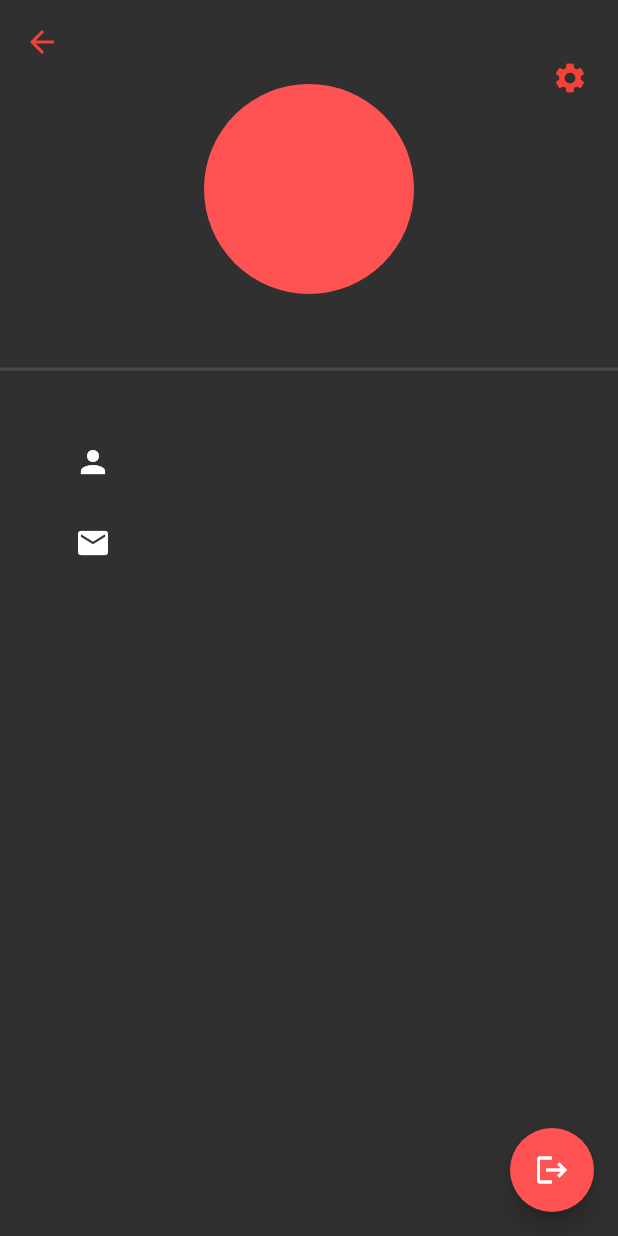
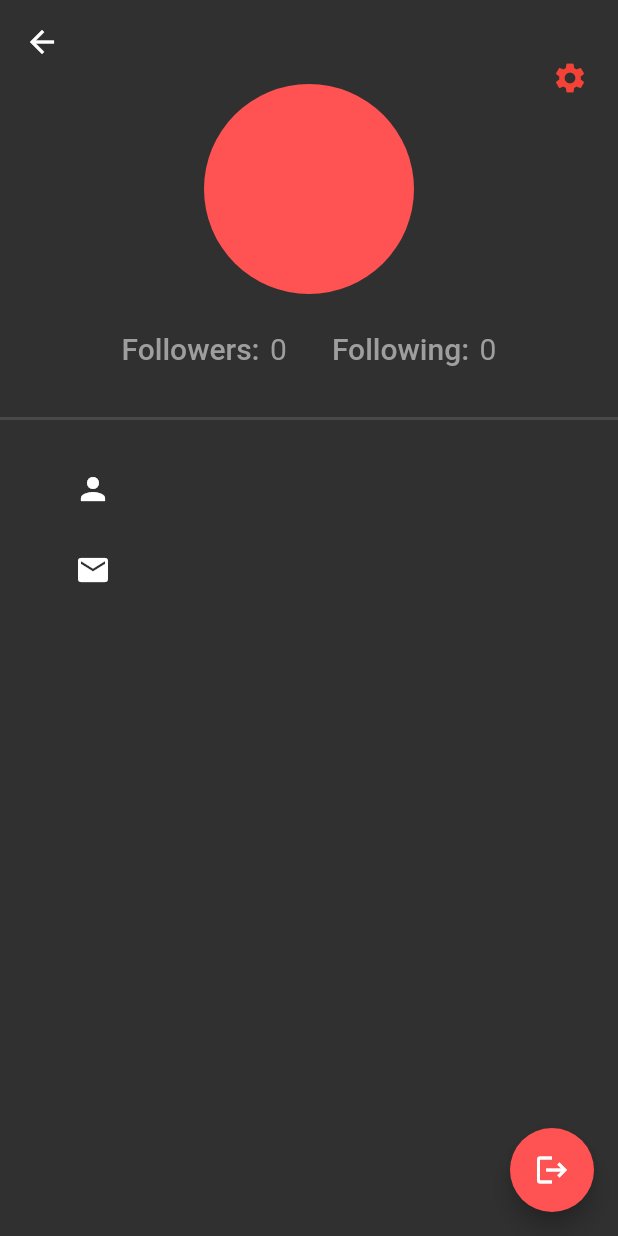
Before and after one commit to grayson40/p2p-app, a Flutter app: the ProfileScreen screen opened directly, on a phone screen of 412 x 824 dp. Run offline on Flutter 3.47's test engine with Material 2 defaults, Android fonts, the phone set to English and light mode, and no system bars; our stand-ins replace cloud_firestore, firebase_auth, firebase_core, fluttertoast; accounts and stored records are empty.

Commit message:
Add followers section

```diff
--- a/lib/screens/profile_screen.dart
+++ b/lib/screens/profile_screen.dart
@@ -35,18 +35,6 @@ class _ProfileScreenState extends State<ProfileScreen> {
       appBar: AppBar(
         backgroundColor: Colors.transparent,
         elevation: 0,
-        leading: IconButton(
-          icon: const Icon(
-            Icons.arrow_back,
-            color: Colors.red,
-          ),
-          onPressed: () {
-            // Navigator.of(context).pushReplacement(
-            //     MaterialPageRoute(builder: (context) => const Nav()));
-            Navigator.of(context).pushReplacement(
-                MaterialPageRoute(builder: (context) => const Nav()));
-          },
-        ),
         flexibleSpace: IconButton(
           padding: EdgeInsets.fromLTRB(40, 40, 20, 40),
           alignment: Alignment.centerRight,
@@ -67,8 +55,65 @@ class _ProfileScreenState extends State<ProfileScreen> {
               backgroundColor: Colors.redAccent,
               radius: 70,
             ),
+            const SizedBox(
+              height: 25,
+            ),
+            Row(
+              mainAxisAlignment: MainAxisAlignment.center,
+              children: [
+                Row(
+                  children: [
+                    GestureDetector(
+                      onTap: () {
+                        print('followers tapped');
+                      },
+                      child: const Text(
+                        "Followers: ",
+                        style: TextStyle(
+                            color: Colors.grey,
+                            fontWeight: FontWeight.w500,
+                            fontSize: 20),
+                      ),
+                    ),
+                    const SizedBox(
+                      width: 2,
+                    ),
+                    const Text(
+                      "0",
+                      style: TextStyle(fontSize: 20, color: Colors.grey),
+                    ),
+                  ],
+                ),
+                const SizedBox(
+                  width: 30,
+                ),
+                Row(
+                  children: [
+                    GestureDetector(
+                      onTap: () {
+                        print('following tapped');
+                      },
+                      child: const Text(
+                        "Following: ",
+                        style: TextStyle(
+                            color: Colors.grey,
+                            fontWeight: FontWeight.w500,
+                            fontSize: 20),
+                      ),
+                    ),
+                    const SizedBox(
+                      width: 2,
+                    ),
+                    const Text(
+                      "0",
+                      style: TextStyle(fontSize: 20, color: Colors.grey),
+                    ),
+                  ],
+                ),
+              ],
+            ),
             const Divider(
-              height: 100,
+              height: 70,
               thickness: 2,
             ),
             Padding(
```
